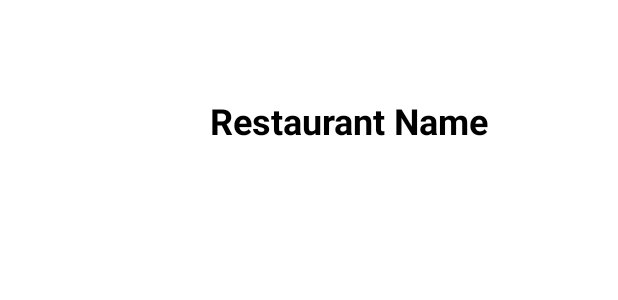
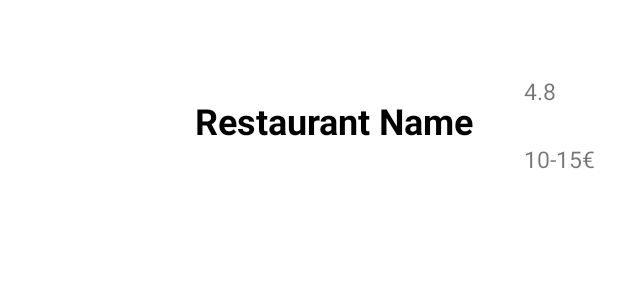
Before and after one commit to PedromDimas/IPM, an Android app: the layout list_item_restaurant.xml on its own in the app's theme, with its tools: preview values and no code run, on a phone screen of 412 x 824 dp. Shown: the top 300 px of the screen. Run offline under Robolectric (Android 15) with nearby library versions, the phone set to English and light mode, and no system bars.

Commit message:
Restaurant list, with issues still

```diff
--- a/app/src/main/res/layout/fragment_list_restaurants.xml
+++ b/app/src/main/res/layout/fragment_list_restaurants.xml
@@ -6,8 +6,10 @@
     tools:context=".ListRestaurantsFragment">
 
     <ListView
+        android:id="@+id/listview"
         android:layout_width="match_parent"
         android:layout_height="match_parent"
-        android:id="@+id/listview"/>
+        tools:listitem="@layout/list_item_restaurant" />
+
 
 </FrameLayout>
--- a/app/src/main/res/layout/list_item_restaurant.xml
+++ b/app/src/main/res/layout/list_item_restaurant.xml
@@ -17,8 +17,8 @@
 
             <ImageView
                 android:id="@+id/restaurantImage"
-                android:layout_width="100dp"
-                android:layout_height="100dp"
+                android:layout_width="90dp"
+                android:layout_height="90dp"
                 android:layout_marginStart="20dp" />
 
             <LinearLayout
@@ -37,6 +37,31 @@
                     android:textSize="24dp"
                     android:textStyle="bold" />
             </LinearLayout>
+        </LinearLayout>
+
+        <LinearLayout
+            android:layout_width="wrap_content"
+            android:layout_height="wrap_content"
+            android:orientation="vertical"
+            android:layout_marginVertical="10dp"
+            android:paddingRight="15dp"
+            android:layout_alignParentRight="true">
+
+            <TextView
+                android:layout_width="wrap_content"
+                android:layout_height="wrap_content"
+                android:layout_marginTop="24dp"
+                android:layout_marginBottom="24dp"
+                android:id="@+id/restaurantRating"
+                android:textSize="15dp"
+                android:text="4.8"/>
+
+            <TextView
+                android:layout_width="wrap_content"
+                android:layout_height="wrap_content"
+                android:id="@+id/restaurantPrice"
+                android:textSize="15dp"
+                android:text="10-15€"/>
 
         </LinearLayout>
     </RelativeLayout>
```
Also changed, not shown: app/src/main/java/pt/unl/fct/ListRestaurantsFragment.kt (+53 -2 lines), app/src/main/java/pt/unl/fct/MainAppActivity.kt (+6 -5 lines), app/src/main/java/pt/unl/fct/data/model/Restaurant.java (added, +16 -0 lines), app/src/main/java/pt/unl/fct/data/model/RestaurantListAdapter.java (added, +46 -0 lines).
